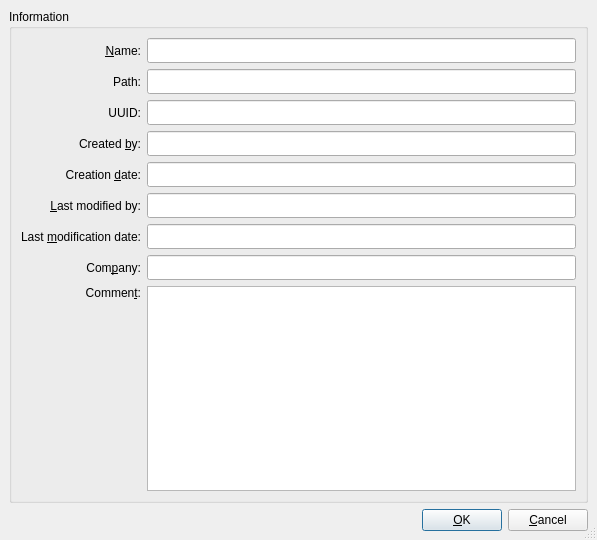
Qt form src/Gui/DlgProjectInformation.ui (berndhahnebach/All_FreeCAD) before a commit.
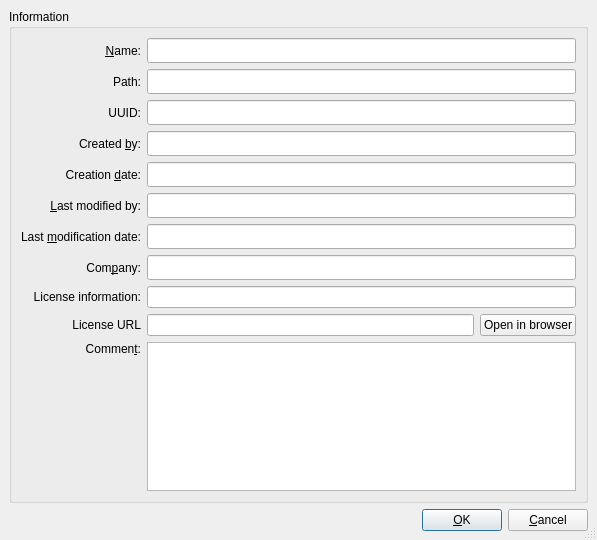
The same form after that commit.

Commit message: document License and LicenseURL properties now appear in doc properties dialog

```diff
--- a/src/Gui/DlgProjectInformation.ui
+++ b/src/Gui/DlgProjectInformation.ui
@@ -66,9 +66,22 @@
         </property>
        </widget>
       </item>
-      <item row="1" column="0" >
-       <widget class="QLabel" name="textLabelPath" >
-        <property name="text" >
+      <item row="10" column="0">
+       <widget class="QLabel" name="textLabelComment">
+        <property name="text">
+         <string>Commen&amp;t:</string>
+        </property>
+        <property name="alignment">
+         <set>Qt::AlignRight|Qt::AlignTrailing|Qt::AlignVCenter</set>
+        </property>
+        <property name="buddy">
+         <cstring>textEditComment</cstring>
+        </property>
+       </widget>
+      </item>
+      <item row="1" column="0">
+       <widget class="QLabel" name="textLabelPath">
+        <property name="text">
          <string>Path:</string>
         </property>
         <property name="alignment" >
@@ -233,23 +246,10 @@
         </property>
        </widget>
       </item>
-      <item row="8" column="0" >
-       <widget class="QLabel" name="textLabelComment" >
-        <property name="text" >
-         <string>Commen&amp;t:</string>
-        </property>
-        <property name="alignment" >
-         <set>Qt::AlignRight|Qt::AlignTrailing|Qt::AlignVCenter</set>
-        </property>
-        <property name="buddy" >
-         <cstring>textEditComment</cstring>
-        </property>
-       </widget>
+      <item row="10" column="1" rowspan="2">
+       <widget class="QTextEdit" name="textEditComment"/>
       </item>
-      <item rowspan="2" row="8" column="1" >
-       <widget class="QTextEdit" name="textEditComment" />
-      </item>
-      <item row="9" column="0" >
+      <item row="11" column="0">
        <spacer>
         <property name="orientation" >
          <enum>Qt::Vertical</enum>
@@ -265,6 +265,43 @@
         </property>
        </spacer>
       </item>
+      <item row="8" column="0">
+       <widget class="QLabel" name="textLabelLicense">
+        <property name="text">
+         <string>License information:</string>
+        </property>
+        <property name="alignment">
+         <set>Qt::AlignRight|Qt::AlignTrailing|Qt::AlignVCenter</set>
+        </property>
+       </widget>
+      </item>
+      <item row="9" column="0">
+       <widget class="QLabel" name="textLabelLicenseURL">
+        <property name="text">
+         <string>License URL</string>
+        </property>
+        <property name="alignment">
+         <set>Qt::AlignRight|Qt::AlignTrailing|Qt::AlignVCenter</set>
+        </property>
+       </widget>
+      </item>
+      <item row="8" column="1">
+       <widget class="QLineEdit" name="lineEditLicense"/>
+      </item>
+      <item row="9" column="1">
+       <layout class="QHBoxLayout" name="horizontalLayout_2">
+        <item>
+         <widget class="QLineEdit" name="lineEditLicenseURL"/>
+        </item>
+        <item>
+         <widget class="QPushButton" name="pushButtonOpenURL">
+          <property name="text">
+           <string>Open in browser</string>
+          </property>
+         </widget>
+        </item>
+       </layout>
+      </item>
      </layout>
     </widget>
    </item>
@@ -325,9 +362,7 @@
    </item>
   </layout>
  </widget>
- <layoutdefault spacing="6" margin="11" />
- <tabstops>
- </tabstops>
+ <layoutdefault spacing="6" margin="11"/>
  <resources/>
  <connections>
   <connection>
```
Left out of the diff: 228 changed lines with no effect on the pictures. The commit also changes 2 other files.
